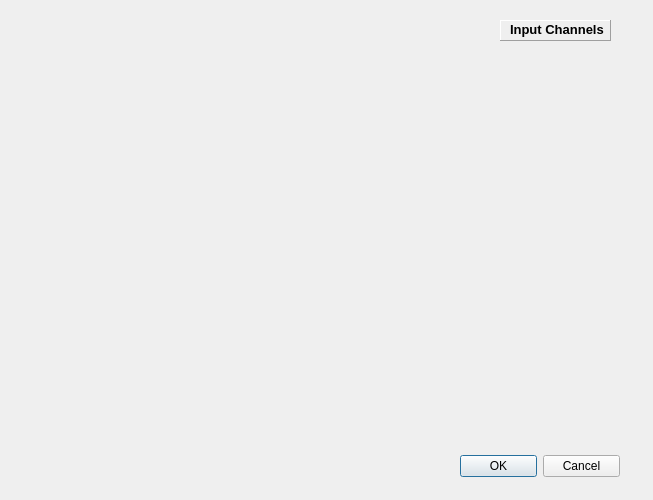
Old version of the form src/gui/InputChannelDlg.ui in the repository CompEphys-team/stdpc.
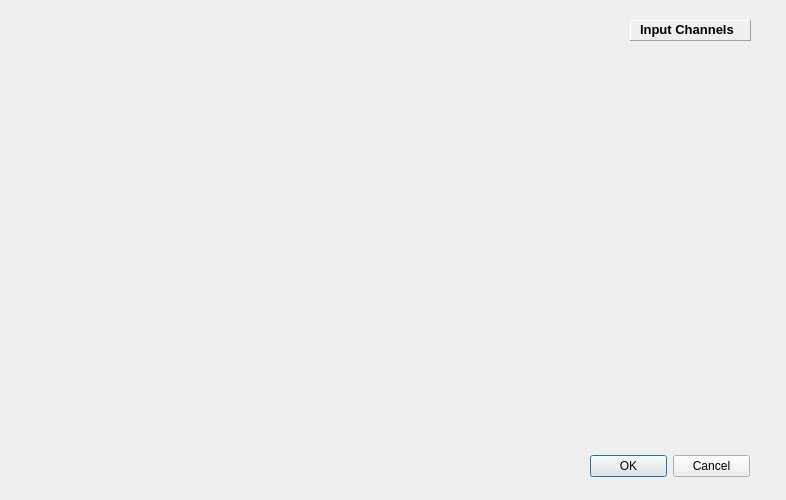
New version of the form.

Diff of the .ui file:
```diff
--- a/src/gui/InputChannelDlg.ui
+++ b/src/gui/InputChannelDlg.ui
@@ -6,7 +6,7 @@
    <rect>
     <x>0</x>
     <y>0</y>
-    <width>653</width>
+    <width>786</width>
     <height>500</height>
    </rect>
   </property>
@@ -16,7 +16,7 @@
   <widget class="QDialogButtonBox" name="buttonBox">
    <property name="geometry">
     <rect>
-     <x>460</x>
+     <x>590</x>
      <y>450</y>
      <width>160</width>
      <height>32</height>
@@ -32,9 +32,9 @@
   <widget class="QFrame" name="frame">
    <property name="geometry">
     <rect>
-     <x>500</x>
+     <x>630</x>
      <y>20</y>
-     <width>111</width>
+     <width>121</width>
      <height>21</height>
     </rect>
    </property>
```
